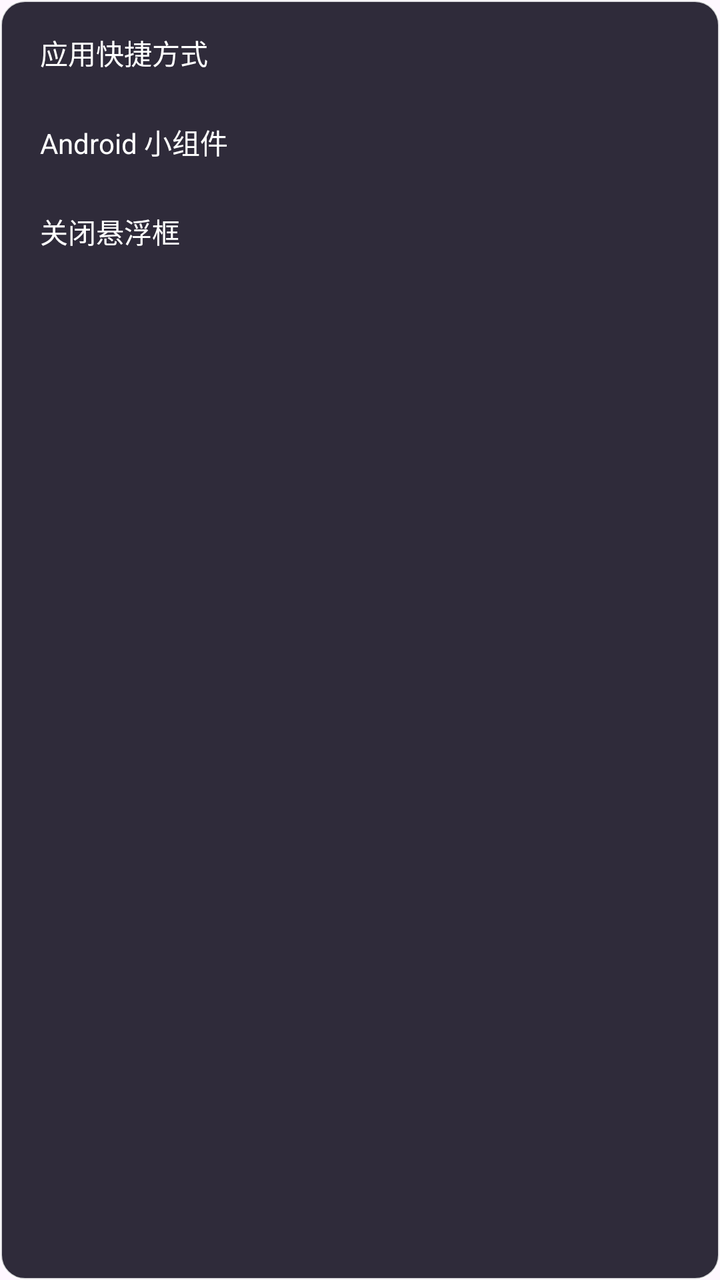
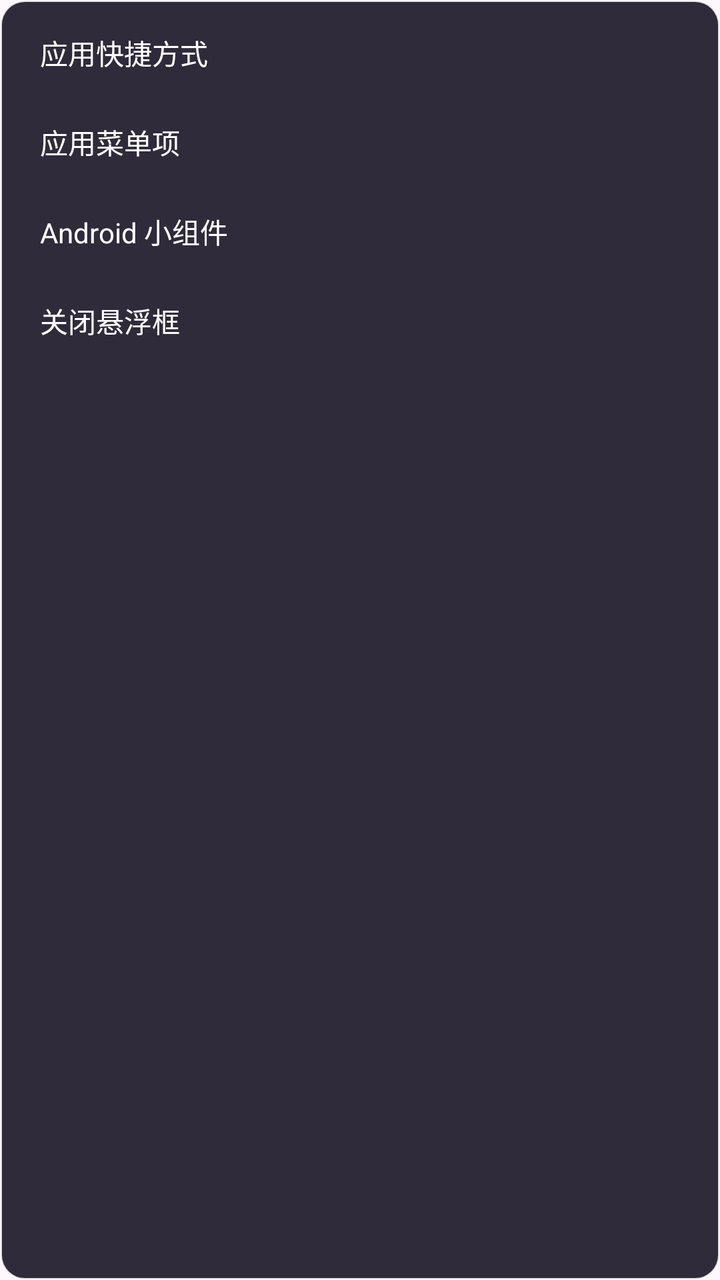

Two renders of the same Android screen: before a commit and after it. Below are the layout's source before the change and the commit's diff.
<!-- AndroidManifest.xml: application theme Theme.FloatingTool -->
<!-- res/layout/overlay_add_menu.xml -->
<?xml version="1.0" encoding="utf-8"?>
<LinearLayout xmlns:android="http://schemas.android.com/apk/res/android"
    android:layout_width="wrap_content"
    android:layout_height="wrap_content"
    android:background="@drawable/overlay_menu_background"
    android:orientation="vertical"
    android:padding="4dp">

    <TextView
        android:id="@+id/menu_add_app"
        style="@style/OverlayMenuItem"
        android:text="@string/menu_pin_shortcut" />

    <TextView
        android:id="@+id/menu_add_widget"
        style="@style/OverlayMenuItem"
        android:text="@string/menu_pick_widget" />

    <TextView
        android:id="@+id/menu_close_panel"
        style="@style/OverlayMenuItem"
        android:text="@string/menu_close_panel" />

</LinearLayout>
<!-- resources referenced by this layout -->
<resources>
  <!-- drawable overlay_menu_background (drawable) -->
  <?xml version="1.0" encoding="utf-8"?>
  <shape xmlns:android="http://schemas.android.com/apk/res/android"
      android:shape="rectangle">
      <solid android:color="#F0221F2E" />
      <stroke
          android:width="1dp"
          android:color="#CCFFFFFF" />
      <corners android:radius="12dp" />
  </shape>
  <string name="menu_close_panel">关闭悬浮框</string>
  <string name="menu_pick_widget">Android 小组件</string>
  <string name="menu_pin_shortcut">应用快捷方式</string>
  <style name="OverlayMenuItem">
          <item name="android:layout_width">match_parent</item>
          <item name="android:layout_height">wrap_content</item>
          <item name="android:paddingStart">16dp</item>
          <item name="android:paddingEnd">16dp</item>
          <item name="android:paddingTop">12dp</item>
          <item name="android:paddingBottom">12dp</item>
          <item name="android:textColor">@color/overlay_text</item>
          <item name="android:textSize">14sp</item>
          <item name="android:background">?attr/selectableItemBackground</item>
      </style>
  <style name="Theme.FloatingTool" parent="Theme.Material3.DayNight.NoActionBar">
          <item name="colorPrimary">@color/purple_500</item>
          <item name="colorPrimaryVariant">@color/purple_700</item>
          <item name="colorSecondary">@color/teal_200</item>
      </style>
  <color name="overlay_text">#FFFFFFFF</color>
  <color name="purple_500">#6750A4</color>
  <color name="purple_700">#4F378B</color>
  <color name="teal_200">#03DAC5</color>
</resources>

<!-- the commit's change to res/layout/overlay_add_menu.xml (unified diff, before → after) -->
@@ -12,6 +12,11 @@
         android:text="@string/menu_pin_shortcut" />
 
     <TextView
+        android:id="@+id/menu_add_submenu"
+        style="@style/OverlayMenuItem"
+        android:text="@string/menu_app_submenu" />
+
+    <TextView
         android:id="@+id/menu_add_widget"
         style="@style/OverlayMenuItem"
         android:text="@string/menu_pick_widget" />
<!-- resource entries referenced after the edit -->
@@ -10,6 +10,7 @@
           android:color="#CCFFFFFF" />
       <corners android:radius="12dp" />
   </shape>
+  <string name="menu_app_submenu">应用菜单项</string>
   <string name="menu_close_panel">关闭悬浮框</string>
   <string name="menu_pick_widget">Android 小组件</string>
   <string name="menu_pin_shortcut">应用快捷方式</string>
